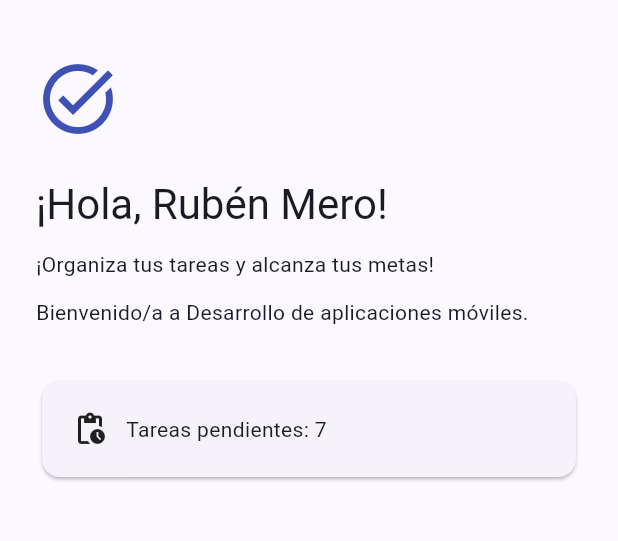
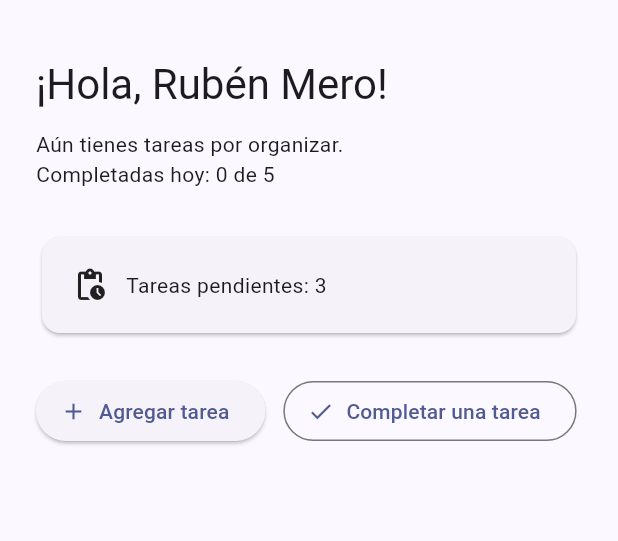
Before and after one commit to RubenMero/taskflow, a Flutter app: the screen it shows after launch, on a phone screen of 412 x 824 dp, the part 63-604 px from its top. Run offline on Flutter 3.47's test engine with Material 3 defaults, Android fonts, the phone set to English and light mode, and no system bars.

Commit message:
feat: agregar estado de tareas

```diff
--- a/lib/main.dart
+++ b/lib/main.dart
@@ -1,4 +1,3 @@
-
 import 'package:flutter/material.dart';
 
 void main() {
@@ -14,9 +13,7 @@ class TaskFlowApp extends StatelessWidget {
       debugShowCheckedModeBanner: false,
       title: 'TaskFlow',
       theme: ThemeData(
-        colorScheme: ColorScheme.fromSeed(
-          seedColor: Colors.indigo,
-        ),
+        colorScheme: ColorScheme.fromSeed(seedColor: Colors.indigo),
         useMaterial3: true,
       ),
       home: const WelcomeScreen(),
@@ -24,42 +21,72 @@ class TaskFlowApp extends StatelessWidget {
   }
 }
 
-class WelcomeScreen extends StatelessWidget {
+class WelcomeScreen extends StatefulWidget {
   const WelcomeScreen({super.key});
 
   @override
+  State<WelcomeScreen> createState() => _WelcomeScreenState();
+}
+
+class _WelcomeScreenState extends State<WelcomeScreen> {
+  final String studentName = 'Rubén Mero';
+
+  int pendingTasks = 3;
+
+  // Meta diaria de tareas
+  static const dailyGoal = 5;
+
+  // Contador de tareas completadas
+  int completedTasks = 0;
+
+  // Completar una tarea
+  void _completeTask() {
+    if (pendingTasks == 0) {
+      return;
+    }
+
+    setState(() {
+      pendingTasks--;
+
+      if (completedTasks < dailyGoal) {
+        completedTasks++;
+      }
+    });
+  }
+
+  // Agregar una tarea
+  void _addTask() {
+    setState(() {
+      pendingTasks++;
+    });
+  }
+
+  @override
   Widget build(BuildContext context) {
-    const studentName = 'Rubén Mero';
-    const pendingTasks = 7;
-    const courseName = 'Desarrollo de aplicaciones móviles';
-    const motivationalMessage =
-        '¡Organiza tus tareas y alcanza tus metas!';
+    final statusMessage = pendingTasks == 0
+        ? '¡Excelente! No tienes tareas pendientes.'
+        : 'Aún tienes tareas por organizar.';
 
     return Scaffold(
-      appBar: AppBar(
-        title: const Text('TaskFlow'),
-        centerTitle: true,
-      ),
+      appBar: AppBar(title: const Text('TaskFlow'), centerTitle: true),
       body: Padding(
         padding: const EdgeInsets.all(24),
         child: Column(
           crossAxisAlignment: CrossAxisAlignment.start,
           children: [
-            const Icon(
-              Icons.task_alt,
-              size: 56,
-              color: Colors.indigo,
-            ),
-            const SizedBox(height: 24),
             Text(
               '¡Hola, $studentName!',
               style: Theme.of(context).textTheme.headlineMedium,
             ),
             const SizedBox(height: 12),
-            Text(motivationalMessage),
-            const SizedBox(height: 12),
-            Text('Bienvenido/a a $courseName.'),
-            const SizedBox(height: 32),
+
+            Text(statusMessage),
+
+            // Mostrar tareas completadas hoy
+            Text('Completadas hoy: $completedTasks de $dailyGoal'),
+
+            const SizedBox(height: 28),
+
             Card(
               child: Padding(
                 padding: const EdgeInsets.all(20),
@@ -72,6 +99,25 @@ class WelcomeScreen extends StatelessWidget {
                 ),
               ),
             ),
+
+            const SizedBox(height: 24),
+
+            Wrap(
+              spacing: 12,
+              runSpacing: 12,
+              children: [
+                ElevatedButton.icon(
+                  onPressed: _addTask,
+                  icon: const Icon(Icons.add),
+                  label: const Text('Agregar tarea'),
+                ),
+                OutlinedButton.icon(
+                  onPressed: pendingTasks == 0 ? null : _completeTask,
+                  icon: const Icon(Icons.done),
+                  label: const Text('Completar una tarea'),
+                ),
+              ],
+            ),
           ],
         ),
       ),
```
